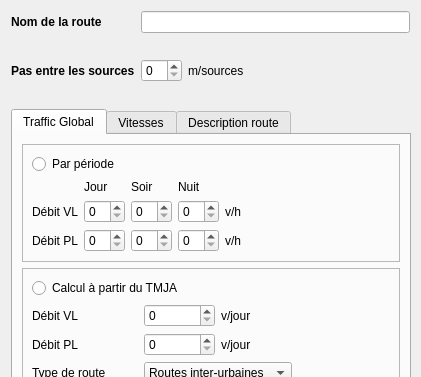
Above: Tympan/GraphicIHM/DataManagerIHM/TYRouteWidget.ui from Jiunixo/test_mig2 before the change; both pictures show x 0 to 421 and y 0 to 377 of the 421 by 560 pixel window. Below: the same form after it.
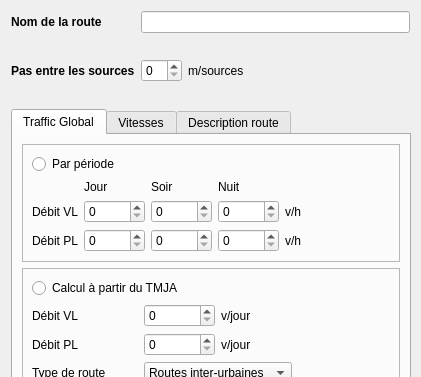
That is the form after the change.

Commit message:
[TYRouteWidget] Handle the road flow and speed in the GUI
related to #1507362

What changed in the file:
```diff
--- a/Tympan/GraphicIHM/DataManagerIHM/TYRouteWidget.ui
+++ b/Tympan/GraphicIHM/DataManagerIHM/TYRouteWidget.ui
@@ -145,13 +145,25 @@
              </widget>
             </item>
             <item row="2" column="1">
-             <widget class="QSpinBox" name="periode_debit__pl_jour"/>
+             <widget class="QSpinBox" name="periode_debit_pl_jour">
+              <property name="maximum">
+               <number>10000</number>
+              </property>
+             </widget>
             </item>
             <item row="1" column="1">
-             <widget class="QSpinBox" name="periode_debit_vl_jour"/>
+             <widget class="QSpinBox" name="periode_debit_vl_jour">
+              <property name="maximum">
+               <number>10000</number>
+              </property>
+             </widget>
             </item>
             <item row="1" column="3">
-             <widget class="QSpinBox" name="periode_debit_vl_nuit"/>
+             <widget class="QSpinBox" name="periode_debit_vl_nuit">
+              <property name="maximum">
+               <number>10000</number>
+              </property>
+             </widget>
             </item>
             <item row="2" column="0">
              <widget class="QLabel" name="label_17">
@@ -161,7 +173,11 @@
              </widget>
             </item>
             <item row="2" column="3">
-             <widget class="QSpinBox" name="periode_debit_pl_nuit"/>
+             <widget class="QSpinBox" name="periode_debit_pl_nuit">
+              <property name="maximum">
+               <number>10000</number>
+              </property>
+             </widget>
             </item>
             <item row="1" column="0">
              <widget class="QLabel" name="label_15">
@@ -171,7 +187,11 @@
              </widget>
             </item>
             <item row="1" column="2">
-             <widget class="QSpinBox" name="periode_debit_vl_soir"/>
+             <widget class="QSpinBox" name="periode_debit_vl_soir">
+              <property name="maximum">
+               <number>10000</number>
+              </property>
+             </widget>
             </item>
             <item row="0" column="1">
              <widget class="QLabel" name="label_20">
@@ -188,7 +208,11 @@
              </widget>
             </item>
             <item row="2" column="2">
-             <widget class="QSpinBox" name="periode_debit_pl_soir"/>
+             <widget class="QSpinBox" name="periode_debit_pl_soir">
+              <property name="maximum">
+               <number>10000</number>
+              </property>
+             </widget>
             </item>
             <item row="1" column="5">
              <spacer name="horizontalSpacer_4">
```
The commit also changes 2 other files.
